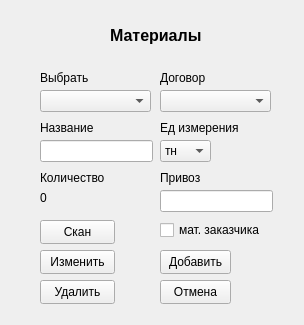
Above: my_helper/notebook/designer_ui/materials.ui from SmolPO/vertical before the change. Below: the same form after it.
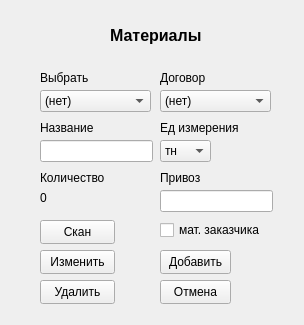
That is the form after the change.

Diff of the .ui file:
```diff
--- a/my_helper/notebook/designer_ui/materials.ui
+++ b/my_helper/notebook/designer_ui/materials.ui
@@ -67,6 +67,11 @@
      <height>22</height>
     </rect>
    </property>
+   <item>
+    <property name="text">
+     <string>(нет)</string>
+    </property>
+   </item>
   </widget>
   <widget class="QLabel" name="label">
    <property name="geometry">
@@ -175,6 +180,11 @@
      <height>22</height>
     </rect>
    </property>
+   <item>
+    <property name="text">
+     <string>(нет)</string>
+    </property>
+   </item>
   </widget>
   <widget class="QLabel" name="label_7">
    <property name="geometry">
```
